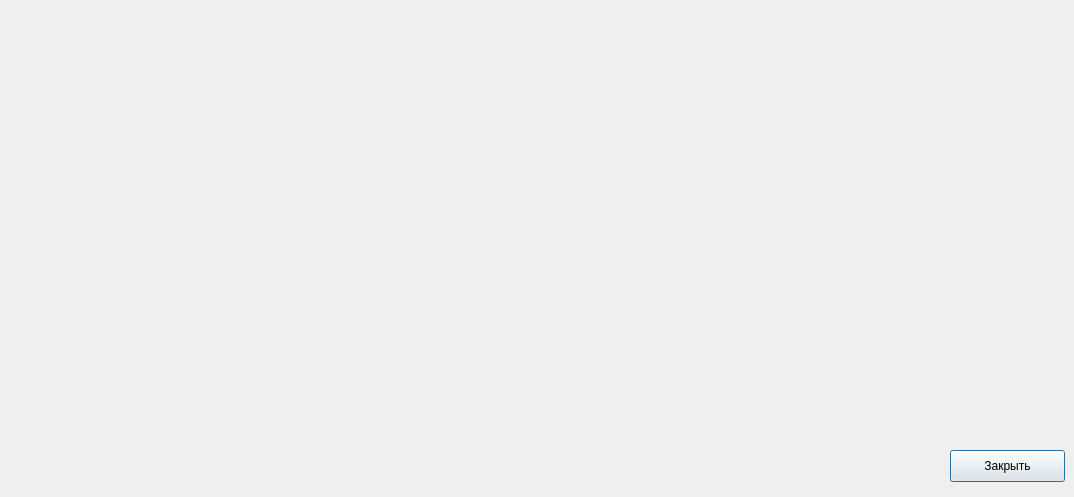
Before: the Qt Designer form filterdialog.ui in DmitryNekrasov/MDaOT-Framework, drawn with Qt 5.
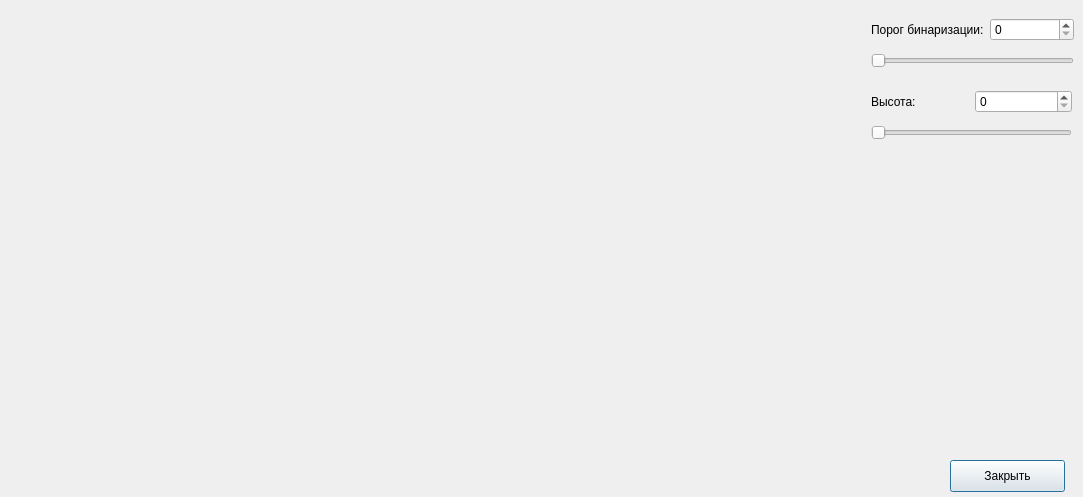
After: the same form once the commit is applied.

Commit message: + возможность редактировать фильтры

```diff
--- a/filterdialog.ui
+++ b/filterdialog.ui
@@ -6,7 +6,7 @@
    <rect>
     <x>0</x>
     <y>0</y>
-    <width>1074</width>
+    <width>1083</width>
     <height>497</height>
    </rect>
   </property>
@@ -17,7 +17,7 @@
    <property name="geometry">
     <rect>
      <x>950</x>
-     <y>450</y>
+     <y>460</y>
      <width>115</width>
      <height>32</height>
     </rect>
@@ -26,6 +26,82 @@
     <string>Закрыть</string>
    </property>
   </widget>
+  <widget class="QWidget" name="">
+   <property name="geometry">
+    <rect>
+     <x>871</x>
+     <y>12</y>
+     <width>203</width>
+     <height>62</height>
+    </rect>
+   </property>
+   <layout class="QVBoxLayout" name="verticalLayout">
+    <item>
+     <layout class="QHBoxLayout" name="horizontalLayout">
+      <item>
+       <widget class="QLabel" name="label">
+        <property name="text">
+         <string>Порог бинаризации:</string>
+        </property>
+       </widget>
+      </item>
+      <item>
+       <widget class="QSpinBox" name="spinBox">
+        <property name="maximum">
+         <number>255</number>
+        </property>
+       </widget>
+      </item>
+     </layout>
+    </item>
+    <item>
+     <widget class="QSlider" name="horizontalSlider">
+      <property name="maximum">
+       <number>255</number>
+      </property>
+      <property name="singleStep">
+       <number>1</number>
+      </property>
+      <property name="orientation">
+       <enum>Qt::Horizontal</enum>
+      </property>
+     </widget>
+    </item>
+   </layout>
+  </widget>
+  <widget class="QWidget" name="">
+   <property name="geometry">
+    <rect>
+     <x>871</x>
+     <y>84</y>
+     <width>201</width>
+     <height>62</height>
+    </rect>
+   </property>
+   <layout class="QVBoxLayout" name="verticalLayout_2">
+    <item>
+     <layout class="QHBoxLayout" name="horizontalLayout_2">
+      <item>
+       <widget class="QLabel" name="labelBlur">
+        <property name="text">
+         <string>Высота:</string>
+        </property>
+       </widget>
+      </item>
+      <item>
+       <widget class="QSpinBox" name="spinBoxBlur"/>
+      </item>
+     </layout>
+    </item>
+    <item>
+     <widget class="QSlider" name="horizontalSliderBlur">
+      <property name="orientation">
+       <enum>Qt::Horizontal</enum>
+      </property>
+     </widget>
+    </item>
+   </layout>
+  </widget>
  </widget>
  <resources/>
  <connections/>
```
Left out of the diff: 67 changed lines with no effect on the pictures. The commit also changes 2 other files.
